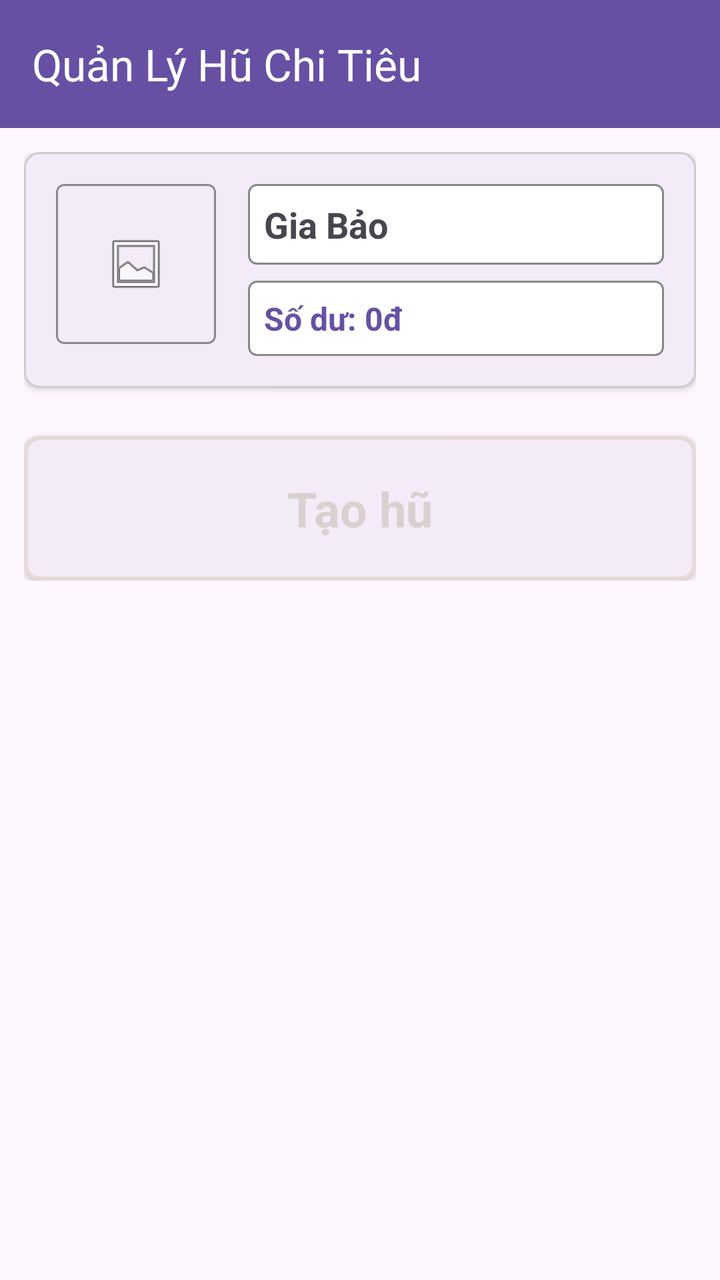
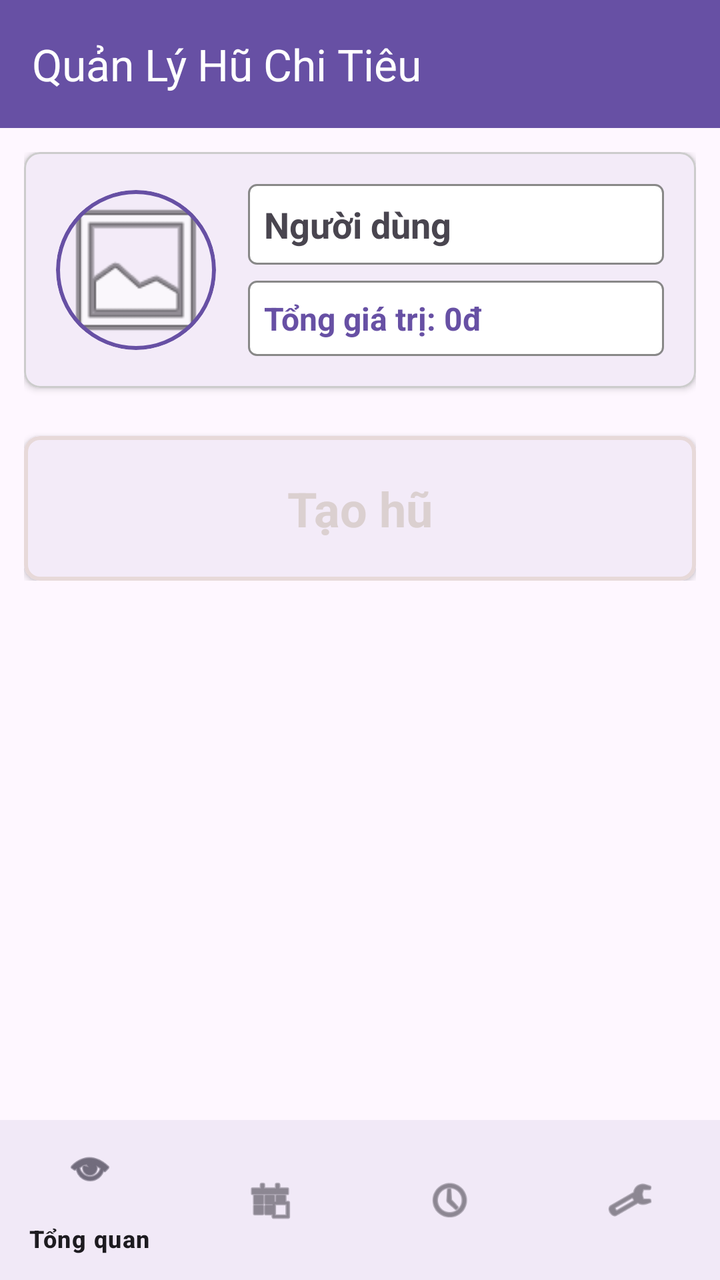

Compare the two renders of this Android layout. The source of the first and the diff that turns it into the second are given below.
<!-- AndroidManifest.xml: application theme Theme.HuChiTieu -->
<!-- res/layout/activity_main.xml -->
<?xml version="1.0" encoding="utf-8"?>
<androidx.coordinatorlayout.widget.CoordinatorLayout xmlns:android="http://schemas.android.com/apk/res/android"
    xmlns:app="http://schemas.android.com/apk/res-auto"
    xmlns:tools="http://schemas.android.com/tools"
    android:id="@+id/main"
    android:layout_width="match_parent"
    android:layout_height="match_parent"
    tools:context=".MainActivity">

    <com.google.android.material.appbar.AppBarLayout
        android:layout_width="match_parent"
        android:layout_height="wrap_content"
        android:theme="@style/ThemeOverlay.AppCompat.Dark.ActionBar">

        <androidx.appcompat.widget.Toolbar
            android:id="@+id/toolbar"
            android:layout_width="match_parent"
            android:layout_height="?attr/actionBarSize"
            android:background="?attr/colorPrimary"
            app:title="Quản Lý Hũ Chi Tiêu" />

    </com.google.android.material.appbar.AppBarLayout>

    <androidx.core.widget.NestedScrollView
        android:layout_width="match_parent"
        android:layout_height="match_parent"
        app:layout_behavior="@string/appbar_scrolling_view_behavior">

        <LinearLayout
            android:layout_width="match_parent"
            android:layout_height="wrap_content"
            android:orientation="vertical"
            android:padding="12dp">

            
            <com.google.android.material.card.MaterialCardView
                android:layout_width="match_parent"
                android:layout_height="wrap_content"
                android:layout_marginBottom="16dp"
                app:cardCornerRadius="8dp"
                app:cardElevation="2dp"
                app:strokeWidth="1dp"
                app:strokeColor="#CCCCCC">

                <LinearLayout
                    android:layout_width="match_parent"
                    android:layout_height="wrap_content"
                    android:orientation="horizontal"
                    android:padding="16dp">

                    <com.google.android.material.card.MaterialCardView
                        android:layout_width="80dp"
                        android:layout_height="80dp"
                        app:cardCornerRadius="4dp"
                        app:strokeWidth="1dp"
                        app:strokeColor="#888888">
                        <ImageView
                            android:id="@+id/imageViewAvatar"
                            android:layout_width="match_parent"
                            android:layout_height="match_parent"
                            android:scaleType="centerInside"
                            android:src="@android:drawable/ic_menu_gallery"
                            android:contentDescription="Avatar" />
                    </com.google.android.material.card.MaterialCardView>

                    <LinearLayout
                        android:layout_width="match_parent"
                        android:layout_height="wrap_content"
                        android:layout_marginStart="16dp"
                        android:orientation="vertical">

                        <TextView
                            android:id="@+id/textViewUserName"
                            android:layout_width="match_parent"
                            android:layout_height="wrap_content"
                            android:text="Gia Bảo"
                            android:textSize="18sp"
                            android:textStyle="bold"
                            android:padding="8dp"
                            android:layout_marginBottom="8dp"
                            android:background="@drawable/bg_outline_box" />

                        <TextView
                            android:id="@+id/textViewTotalBalance"
                            android:layout_width="match_parent"
                            android:layout_height="wrap_content"
                            android:text="Số dư: 0đ"
                            android:textColor="?attr/colorPrimary"
                            android:textSize="16sp"
                            android:textStyle="bold"
                            android:padding="8dp"
                            android:background="@drawable/bg_outline_box" />
                    </LinearLayout>
                </LinearLayout>
            </com.google.android.material.card.MaterialCardView>

            
            <androidx.recyclerview.widget.RecyclerView
                android:id="@+id/recyclerViewPots"
                android:layout_width="match_parent"
                android:layout_height="wrap_content"
                android:nestedScrollingEnabled="false"
                tools:listitem="@layout/item_pot" />

            
            <com.google.android.material.card.MaterialCardView
                android:id="@+id/btnCreatePot"
                android:layout_width="match_parent"
                android:layout_height="wrap_content"
                android:layout_marginTop="8dp"
                app:cardCornerRadius="8dp"
                app:cardElevation="2dp"
                app:strokeWidth="2dp"
                app:strokeColor="#E7D9D9"
                android:clickable="true"
                android:focusable="true"
                android:foreground="?attr/selectableItemBackground">

                <TextView
                    android:layout_width="wrap_content"
                    android:layout_height="wrap_content"
                    android:layout_gravity="center"
                    android:padding="20dp"
                    android:text="Tạo hũ"
                    android:textSize="24sp"
                    android:textStyle="bold"
                    android:textColor="#DBD0D0" />
            </com.google.android.material.card.MaterialCardView>

        </LinearLayout>
    </androidx.core.widget.NestedScrollView>

</androidx.coordinatorlayout.widget.CoordinatorLayout>
<!-- res/layout/item_pot.xml (included above) -->
<?xml version="1.0" encoding="utf-8"?>
<com.google.android.material.card.MaterialCardView xmlns:android="http://schemas.android.com/apk/res/android"
    xmlns:app="http://schemas.android.com/apk/res-auto"
    android:layout_width="match_parent"
    android:layout_height="wrap_content"
    android:layout_margin="8dp"
    app:cardCornerRadius="8dp"
    app:cardElevation="4dp">

    <LinearLayout
        android:layout_width="match_parent"
        android:layout_height="wrap_content"
        android:orientation="vertical"
        android:padding="16dp">

        <TextView
            android:id="@+id/textViewPotName"
            android:layout_width="match_parent"
            android:layout_height="wrap_content"
            android:text="Tên Hũ"
            android:textSize="18sp"
            android:textStyle="bold" />

        <TextView
            android:id="@+id/textViewPotBalance"
            android:layout_width="match_parent"
            android:layout_height="wrap_content"
            android:layout_marginTop="4dp"
            android:text="Số dư: 0đ"
            android:textColor="@color/design_default_color_primary"
            android:textSize="16sp" />

        <ProgressBar
            android:id="@+id/progressBarPot"
            style="?android:attr/progressBarStyleHorizontal"
            android:layout_width="match_parent"
            android:layout_height="wrap_content"
            android:layout_marginTop="8dp"
            android:progress="50" />

        <TextView
            android:id="@+id/textViewPotPercent"
            android:layout_width="wrap_content"
            android:layout_height="wrap_content"
            android:layout_gravity="end"
            android:text="50%"
            android:textSize="12sp" />

    </LinearLayout>

</com.google.android.material.card.MaterialCardView>
<!-- resources referenced by this layout -->
<resources>
  <!-- drawable bg_outline_box (drawable) -->
  <?xml version="1.0" encoding="utf-8"?>
  <shape xmlns:android="http://schemas.android.com/apk/res/android">
      <stroke android:width="1dp" android:color="#888888" />
      <corners android:radius="4dp" />
      <solid android:color="#FFFFFF" />
  </shape>
  <style name="Theme.HuChiTieu" parent="Base.Theme.HuChiTieu" />
  <style name="Base.Theme.HuChiTieu" parent="Theme.Material3.DayNight.NoActionBar">
          
          
      </style>
</resources>

<!-- the commit's change to res/layout/activity_main.xml (unified diff, before → after) -->
@@ -24,6 +24,8 @@
     <androidx.core.widget.NestedScrollView
         android:layout_width="match_parent"
         android:layout_height="match_parent"
+        android:paddingBottom="56dp"
+        android:clipToPadding="false"
         app:layout_behavior="@string/appbar_scrolling_view_behavior">
 
         <LinearLayout
@@ -46,21 +48,28 @@
                     android:layout_width="match_parent"
                     android:layout_height="wrap_content"
                     android:orientation="horizontal"
-                    android:padding="16dp">
-
+                    android:padding="16dp"
+                    android:gravity="center_vertical">
+
+                    
                     <com.google.android.material.card.MaterialCardView
+                        android:id="@+id/cardAvatar"
                         android:layout_width="80dp"
                         android:layout_height="80dp"
-                        app:cardCornerRadius="4dp"
-                        app:strokeWidth="1dp"
-                        app:strokeColor="#888888">
+                        app:cardCornerRadius="40dp"
+                        app:strokeWidth="2dp"
+                        app:strokeColor="?attr/colorPrimary"
+                        android:clickable="true"
+                        android:focusable="true"
+                        android:foreground="?attr/selectableItemBackground">
+
                         <ImageView
                             android:id="@+id/imageViewAvatar"
                             android:layout_width="match_parent"
                             android:layout_height="match_parent"
-                            android:scaleType="centerInside"
-                            android:src="@android:drawable/ic_menu_gallery"
-                            android:contentDescription="Avatar" />
+                            android:contentDescription="Avatar"
+                            android:scaleType="centerCrop"
+                            android:src="@android:drawable/ic_menu_gallery" />
                     </com.google.android.material.card.MaterialCardView>
 
                     <LinearLayout
@@ -73,7 +82,7 @@
                             android:id="@+id/textViewUserName"
                             android:layout_width="match_parent"
                             android:layout_height="wrap_content"
-                            android:text="Gia Bảo"
+                            android:text="Người dùng"
                             android:textSize="18sp"
                             android:textStyle="bold"
                             android:padding="8dp"
@@ -84,7 +93,7 @@
                             android:id="@+id/textViewTotalBalance"
                             android:layout_width="match_parent"
                             android:layout_height="wrap_content"
-                            android:text="Số dư: 0đ"
+                            android:text="Tổng giá trị: 0đ"
                             android:textColor="?attr/colorPrimary"
                             android:textSize="16sp"
                             android:textStyle="bold"
@@ -130,6 +139,14 @@
         </LinearLayout>
     </androidx.core.widget.NestedScrollView>
 
+    <com.google.android.material.bottomnavigation.BottomNavigationView
+        android:id="@+id/bottom_navigation"
+        android:layout_width="match_parent"
+        android:layout_height="wrap_content"
+        android:layout_gravity="bottom"
+        android:background="?android:attr/windowBackground"
+        app:menu="@menu/bottom_nav_menu" />
+
 </androidx.coordinatorlayout.widget.CoordinatorLayout>
 <!-- res/layout/item_pot.xml (included above) -->
 <?xml version="1.0" encoding="utf-8"?>
